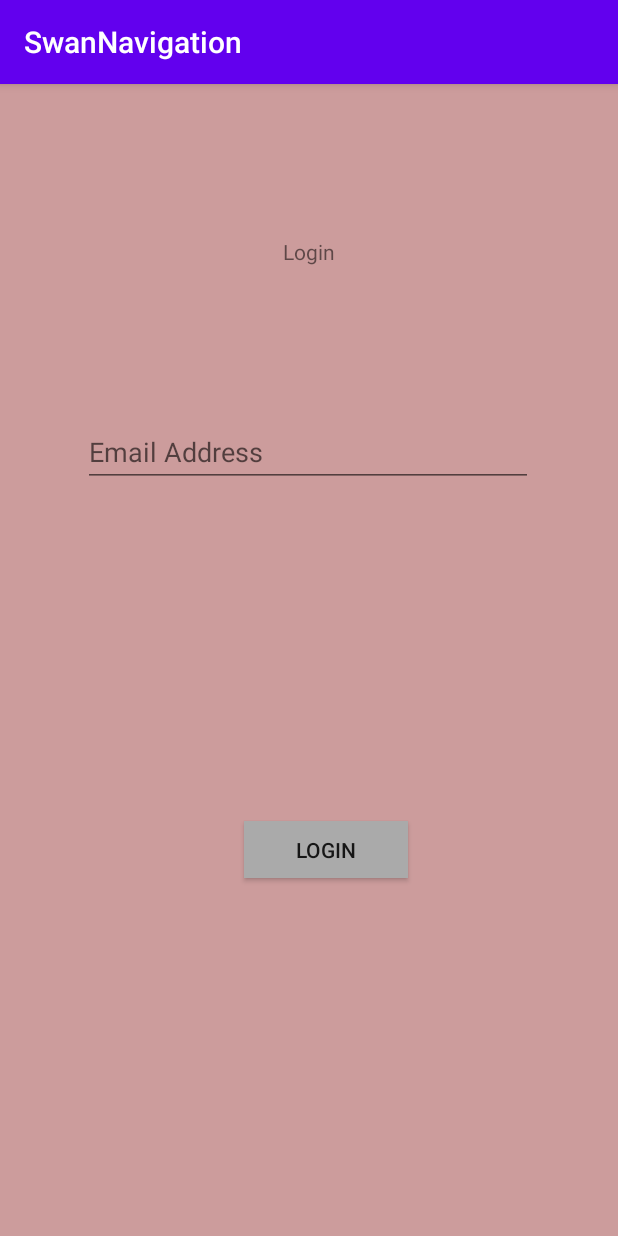
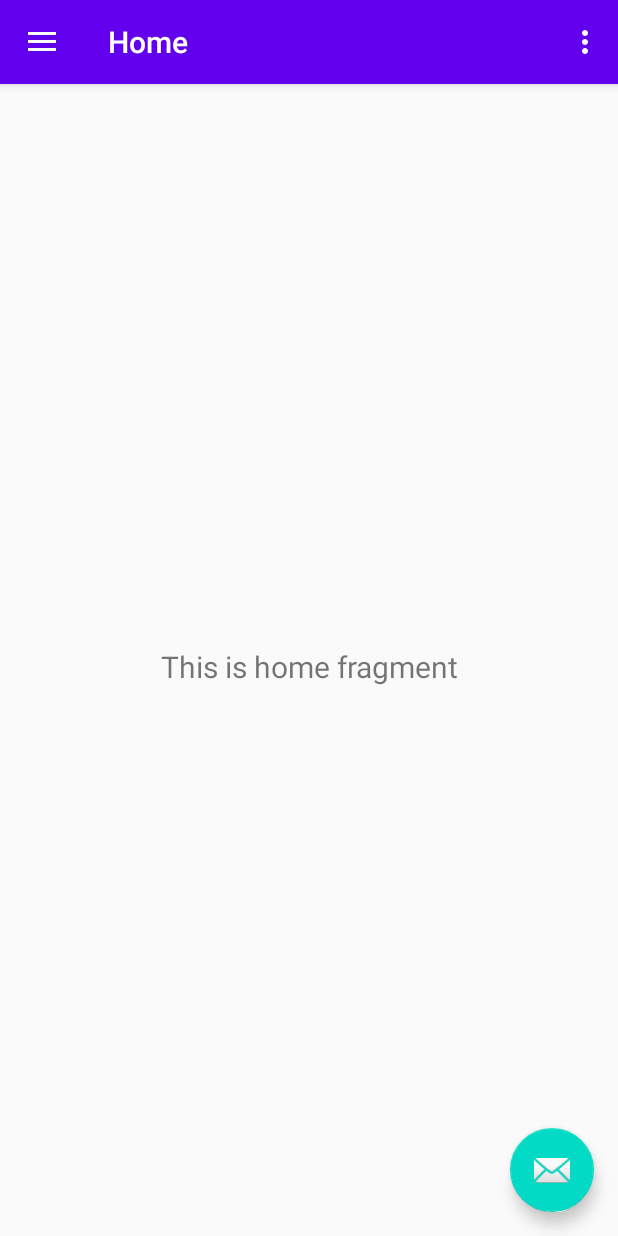
Before and after one commit to Ciaran97/Navigation-Application, an Android app: the screen it shows after launch (Login before the commit, DrawerActivity after it), on a phone screen of 412 x 824 dp. Run offline under Robolectric (Android 15) with nearby library versions, the phone set to English and light mode, and no system bars; our stand-ins replace navigation-ui.

Commit message:
Added Working Drawer Activity + testing git branch

```diff
--- /dev/null
+++ b/app/src/main/java/com/example/swannavigation/DrawerActivity.java
@@ -0,0 +1,63 @@
+package com.example.swannavigation;
+
+import android.os.Bundle;
+import android.view.View;
+import android.view.Menu;
+
+import com.google.android.material.floatingactionbutton.FloatingActionButton;
+import com.google.android.material.snackbar.Snackbar;
+import com.google.android.material.navigation.NavigationView;
+
+import androidx.navigation.NavController;
+import androidx.navigation.Navigation;
+import androidx.navigation.ui.AppBarConfiguration;
+import androidx.navigation.ui.NavigationUI;
+import androidx.drawerlayout.widget.DrawerLayout;
+import androidx.appcompat.app.AppCompatActivity;
+import androidx.appcompat.widget.Toolbar;
+
+public class DrawerActivity extends AppCompatActivity {
+
+    private AppBarConfiguration mAppBarConfiguration;
+
+    @Override
+    protected void onCreate(Bundle savedInstanceState) {
+        super.onCreate(savedInstanceState);
+        setContentView(R.layout.activity_drawer);
+        Toolbar toolbar = findViewById(R.id.toolbar);
+        setSupportActionBar(toolbar);
+        FloatingActionButton fab = findViewById(R.id.fab);
+        fab.setOnClickListener(new View.OnClickListener() {
+            @Override
+            public void onClick(View view) {
+                Snackbar.make(view, "Replace with your own action", Snackbar.LENGTH_LONG)
+                        .setAction("Action", null).show();
+            }
+        });
+        DrawerLayout drawer = findViewById(R.id.drawer_layout);
+        NavigationView navigationView = findViewById(R.id.nav_view);
+        // Passing each menu ID as a set of Ids because each
+        // menu should be considered as top level destinations.
+        mAppBarConfiguration = new AppBarConfiguration.Builder(
+                R.id.nav_home, R.id.nav_gallery, R.id.nav_slideshow)
+                .setDrawerLayout(drawer)
+                .build();
+        NavController navController = Navigation.findNavController(this, R.id.nav_host_fragment);
+        NavigationUI.setupActionBarWithNavController(this, navController, mAppBarConfiguration);
+        NavigationUI.setupWithNavController(navigationView, navController);
+    }
+
+    @Override
+    public boolean onCreateOptionsMenu(Menu menu) {
+        // Inflate the menu; this adds items to the action bar if it is present.
+        getMenuInflater().inflate(R.menu.drawer, menu);
+        return true;
+    }
+
+    @Override
+    public boolean onSupportNavigateUp() {
+        NavController navController = Navigation.findNavController(this, R.id.nav_host_fragment);
+        return NavigationUI.navigateUp(navController, mAppBarConfiguration)
+                || super.onSupportNavigateUp();
+    }
+}
--- /dev/null
+++ b/app/src/main/java/com/example/swannavigation/ui/home/HomeFragment.java
@@ -0,0 +1,35 @@
+package com.example.swannavigation.ui.home;
+
+import android.os.Bundle;
+import android.view.LayoutInflater;
+import android.view.View;
+import android.view.ViewGroup;
+import android.widget.TextView;
+
+import androidx.annotation.NonNull;
+import androidx.annotation.Nullable;
+import androidx.fragment.app.Fragment;
+import androidx.lifecycle.Observer;
+import androidx.lifecycle.ViewModelProviders;
+
+import com.example.swannavigation.R;
+
+public class HomeFragment extends Fragment {
+
+    private HomeViewModel homeViewModel;
+
+    public View onCreateView(@NonNull LayoutInflater inflater,
+                             ViewGroup container, Bundle savedInstanceState) {
+        homeViewModel =
+                ViewModelProviders.of(this).get(HomeViewModel.class);
+        View root = inflater.inflate(R.layout.fragment_home, container, false);
+        final TextView textView = root.findViewById(R.id.text_home);
+        homeViewModel.getText().observe(getViewLifecycleOwner(), new Observer<String>() {
+            @Override
+            public void onChanged(@Nullable String s) {
+                textView.setText(s);
+            }
+        });
+        return root;
+    }
+}
--- /dev/null
+++ b/app/src/main/java/com/example/swannavigation/ui/home/HomeViewModel.java
@@ -0,0 +1,19 @@
+package com.example.swannavigation.ui.home;
+
+import androidx.lifecycle.LiveData;
+import androidx.lifecycle.MutableLiveData;
+import androidx.lifecycle.ViewModel;
+
+public class HomeViewModel extends ViewModel {
+
+    private MutableLiveData<String> mText;
+
+    public HomeViewModel() {
+        mText = new MutableLiveData<>();
+        mText.setValue("This is home fragment");
+    }
+
+    public LiveData<String> getText() {
+        return mText;
+    }
+}
--- /dev/null
+++ b/app/src/main/res/layout/activity_drawer.xml
@@ -0,0 +1,25 @@
+<?xml version="1.0" encoding="utf-8"?>
+<androidx.drawerlayout.widget.DrawerLayout xmlns:android="http://schemas.android.com/apk/res/android"
+    xmlns:app="http://schemas.android.com/apk/res-auto"
+    xmlns:tools="http://schemas.android.com/tools"
+    android:id="@+id/drawer_layout"
+    android:layout_width="match_parent"
+    android:layout_height="match_parent"
+    android:fitsSystemWindows="true"
+    tools:openDrawer="start">
+
+    <include
+        layout="@layout/app_bar_drawer"
+        android:layout_width="match_parent"
+        android:layout_height="match_parent" />
+
+    <com.google.android.material.navigation.NavigationView
+        android:id="@+id/nav_view"
+        android:layout_width="wrap_content"
+        android:layout_height="match_parent"
+        android:layout_gravity="start"
+        android:fitsSystemWindows="true"
+        app:headerLayout="@layout/nav_header_drawer"
+        app:menu="@menu/activity_drawer_drawer" />
+
+</androidx.drawerlayout.widget.DrawerLayout>
--- /dev/null
+++ b/app/src/main/res/layout/app_bar_drawer.xml
@@ -0,0 +1,33 @@
+<?xml version="1.0" encoding="utf-8"?>
+<androidx.coordinatorlayout.widget.CoordinatorLayout xmlns:android="http://schemas.android.com/apk/res/android"
+    xmlns:app="http://schemas.android.com/apk/res-auto"
+    xmlns:tools="http://schemas.android.com/tools"
+    android:layout_width="match_parent"
+    android:layout_height="match_parent"
+    tools:context=".DrawerActivity">
+
+    <com.google.android.material.appbar.AppBarLayout
+        android:layout_width="match_parent"
+        android:layout_height="wrap_content"
+        android:theme="@style/AppTheme.AppBarOverlay">
+
+        <androidx.appcompat.widget.Toolbar
+            android:id="@+id/toolbar"
+            android:layout_width="match_parent"
+            android:layout_height="?attr/actionBarSize"
+            android:background="?attr/colorPrimary"
+            app:popupTheme="@style/AppTheme.PopupOverlay" />
+
+    </com.google.android.material.appbar.AppBarLayout>
+
+    <include layout="@layout/content_drawer" />
+
+    <com.google.android.material.floatingactionbutton.FloatingActionButton
+        android:id="@+id/fab"
+        android:layout_width="wrap_content"
+        android:layout_height="wrap_content"
+        android:layout_gravity="bottom|end"
+        android:layout_margin="@dimen/fab_margin"
+        app:srcCompat="@android:drawable/ic_dialog_email" />
+
+</androidx.coordinatorlayout.widget.CoordinatorLayout>
--- /dev/null
+++ b/app/src/main/res/layout/content_drawer.xml
@@ -0,0 +1,20 @@
+<?xml version="1.0" encoding="utf-8"?>
+<androidx.constraintlayout.widget.ConstraintLayout xmlns:android="http://schemas.android.com/apk/res/android"
+    xmlns:app="http://schemas.android.com/apk/res-auto"
+    xmlns:tools="http://schemas.android.com/tools"
+    android:layout_width="match_parent"
+    android:layout_height="match_parent"
+    app:layout_behavior="@string/appbar_scrolling_view_behavior"
+    tools:showIn="@layout/app_bar_main">
+
+    <fragment
+        android:id="@+id/nav_host_fragment"
+        android:name="androidx.navigation.fragment.NavHostFragment"
+        android:layout_width="match_parent"
+        android:layout_height="match_parent"
+        app:defaultNavHost="true"
+        app:layout_constraintLeft_toLeftOf="parent"
+        app:layout_constraintRight_toRightOf="parent"
+        app:layout_constraintTop_toTopOf="parent"
+        app:navGraph="@navigation/mobile_navigation" />
+</androidx.constraintlayout.widget.ConstraintLayout>
--- /dev/null
+++ b/app/src/main/res/layout/fragment_home.xml
@@ -0,0 +1,22 @@
+<?xml version="1.0" encoding="utf-8"?>
+<androidx.constraintlayout.widget.ConstraintLayout xmlns:android="http://schemas.android.com/apk/res/android"
+    xmlns:app="http://schemas.android.com/apk/res-auto"
+    xmlns:tools="http://schemas.android.com/tools"
+    android:layout_width="match_parent"
+    android:layout_height="match_parent"
+    tools:context=".ui.home.HomeFragment">
+
+    <TextView
+        android:id="@+id/text_home"
+        android:layout_width="match_parent"
+        android:layout_height="wrap_content"
+        android:layout_marginStart="8dp"
+        android:layout_marginTop="8dp"
+        android:layout_marginEnd="8dp"
+        android:textAlignment="center"
+        android:textSize="20sp"
+        app:layout_constraintBottom_toBottomOf="parent"
+        app:layout_constraintEnd_toEndOf="parent"
+        app:layout_constraintStart_toStartOf="parent"
+        app:layout_constraintTop_toTopOf="parent" />
+</androidx.constraintlayout.widget.ConstraintLayout>
--- /dev/null
+++ b/app/src/main/res/menu/activity_drawer_drawer.xml
@@ -0,0 +1,20 @@
+<?xml version="1.0" encoding="utf-8"?>
+<menu xmlns:android="http://schemas.android.com/apk/res/android"
+    xmlns:tools="http://schemas.android.com/tools"
+    tools:showIn="navigation_view">
+
+    <group android:checkableBehavior="single">
+        <item
+            android:id="@+id/nav_home"
+            android:icon="@drawable/ic_menu_camera"
+            android:title="@string/menu_home" />
+        <item
+            android:id="@+id/nav_gallery"
+            android:icon="@drawable/ic_menu_gallery"
+            android:title="@string/menu_gallery" />
+        <item
+            android:id="@+id/nav_slideshow"
+            android:icon="@drawable/ic_menu_slideshow"
+            android:title="@string/menu_slideshow" />
+    </group>
+</menu>
--- /dev/null
+++ b/app/src/main/res/menu/drawer.xml
@@ -0,0 +1,9 @@
+<?xml version="1.0" encoding="utf-8"?>
+<menu xmlns:android="http://schemas.android.com/apk/res/android"
+    xmlns:app="http://schemas.android.com/apk/res-auto">
+    <item
+        android:id="@+id/action_settings"
+        android:orderInCategory="100"
+        android:title="@string/action_settings"
+        app:showAsAction="never" />
+</menu>
--- /dev/null
+++ b/app/src/main/res/navigation/mobile_navigation.xml
@@ -0,0 +1,43 @@
+<?xml version="1.0" encoding="utf-8"?>
+<navigation xmlns:android="http://schemas.android.com/apk/res/android"
+    xmlns:app="http://schemas.android.com/apk/res-auto"
+    xmlns:tools="http://schemas.android.com/tools"
+    android:id="@+id/mobile_navigation"
+    app:startDestination="@+id/nav_home">
+
+    <fragment
+        android:id="@+id/nav_home"
+        android:name="com.example.swannavigation.ui.home.HomeFragment"
+        android:label="@string/menu_home"
+        tools:layout="@layout/fragment_home">
+
+        <action
+            android:id="@+id/action_HomeFragment_to_HomeSecondFragment"
+            app:destination="@id/nav_home_second" />
+    </fragment>
+    <fragment
+        android:id="@+id/nav_home_second"
+        android:name="com.example.swannavigation.ui.home.HomeSecondFragment"
+        android:label="@string/home_second"
+        tools:layout="@layout/fragment_home_second">
+        <action
+            android:id="@+id/action_HomeSecondFragment_to_HomeFragment"
+            app:destination="@id/nav_home" />
+
+        <argument
+            android:name="myArg"
+            app:argType="string" />
+    </fragment>
+
+    <fragment
+        android:id="@+id/nav_gallery"
+        android:name="com.example.swannavigation.ui.gallery.GalleryFragment"
+        android:label="@string/menu_gallery"
+        tools:layout="@layout/fragment_gallery" />
+
+    <fragment
+        android:id="@+id/nav_slideshow"
+        android:name="com.example.swannavigation.ui.slideshow.SlideshowFragment"
+        android:label="@string/menu_slideshow"
+        tools:layout="@layout/fragment_slideshow" />
+</navigation>
--- a/app/src/main/res/values/strings.xml
+++ b/app/src/main/res/values/strings.xml
@@ -26,4 +26,5 @@
     <string name="home_second">Home Second</string>
     <string name="password">Password</string>
     <string name="email_address">Email Address</string>
+    <string name="title_activity_drawer">DrawerActivity</string>
 </resources>
```
Also changed, not shown: app/src/main/AndroidManifest.xml (+12 -3 lines), app/src/main/java/com/example/swannavigation/ui/gallery/GalleryFragment.java (added, +35 -0 lines), app/src/main/java/com/example/swannavigation/ui/gallery/GalleryViewModel.java (added, +19 -0 lines), app/src/main/java/com/example/swannavigation/ui/slideshow/SlideshowFragment.java (added, +35 -0 lines), app/src/main/java/com/example/swannavigation/ui/slideshow/SlideshowViewModel.java (added, +19 -0 lines), app/src/main/res/drawable/side_nav_bar.xml (added, +9 -0 lines), app/src/main/res/layout/fragment_gallery.xml (added, +22 -0 lines).
